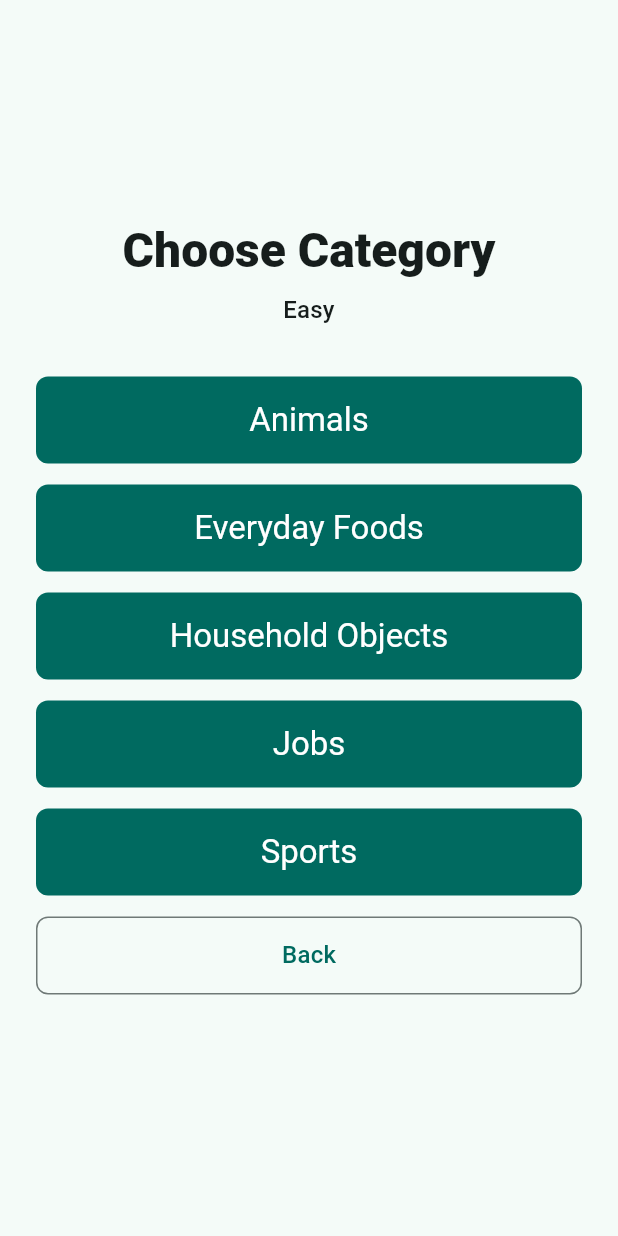
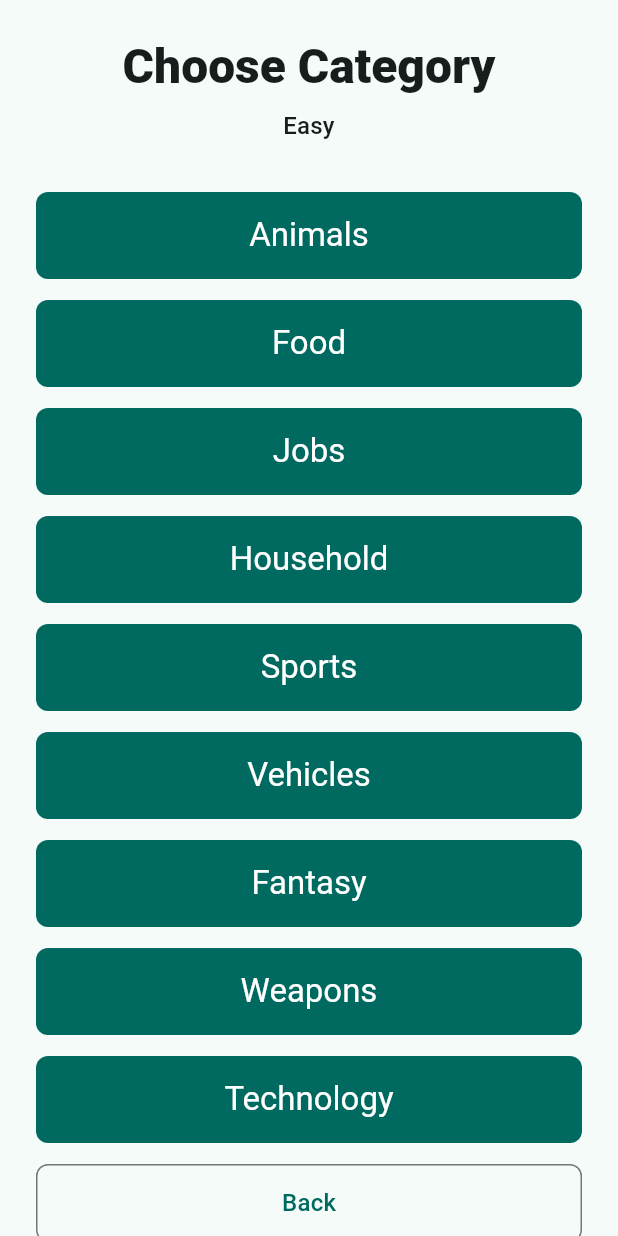
Before and after one commit to JDCRecomendable/vr-word-selector, a Flutter app: the screen it shows after launch, after a tap on "Easy", on a phone screen of 412 x 824 dp. Run offline on Flutter 3.47's test engine with Material 3 defaults, Android fonts, the phone set to English and light mode, and no system bars.

Commit message:
feat: Dynamically identify categories from phrases.json
At a bare minimum, the "Animals" category must always be present.

```diff
--- a/assets/phrases.json
+++ b/assets/phrases.json
@@ -1,17 +1,21 @@
 {
   "Nouns": {
-    "Animals": ["Cat", "Dog", "Rabbit", "Penguin", "Dolphin"],
-    "Everyday Foods": ["Apple", "Bread", "Soup", "Sandwich", "Pancake"],
-    "Household Objects": ["Chair", "Lamp", "Pillow", "Bookshelf", "Doormat"],
-    "Jobs": ["Teacher", "Doctor", "Chef", "Mechanic", "Librarian"],
-    "Sports": ["Soccer", "Tennis", "Swimming", "Cycling", "Volleyball"]
+    "Animals": ["bear", "crocodile", "dog", "dolphin", "elephant", "flamingo", "fox", "giraffe", "kangaroo", "kiwi", "lion", "owl", "panda", "penguin", "rhino", "shark", "tiger", "whale", "wolf", "zebra"],
+    "Food": ["apple", "banana", "bread", "burger", "cheese", "chocolate", "curry", "donut", "dumpling", "ice-cream", "pancake", "pasta", "pizza", "salad", "sandwich", "soup", "steak", "sushi", "taco", "waffle"],
+    "Jobs": ["apron", "book", "chef", "clipboard", "doctor", "farmer", "firefighter", "hammer", "handcuffs", "hose", "ladder", "mask", "policeman", "screwdriver", "shovel", "suitcase", "syringe", "thermometer", "tire", "wrench"],
+    "Household": ["bed", "blanket", "chair", "clock", "couch", "curtain", "fan", "fork", "kettle", "lamp", "microwave", "mirror", "pillow", "refrigerator", "rug", "spoon", "table", "toaster", "toothbrush", "tv"],
+    "Sports": ["arrow", "ball", "bat", "bike", "dart", "flag", "frisbee", "glove", "goggles", "helmet", "hoop", "medal", "net", "racket", "referee", "snowboard", "stopwatch", "target", "trophy", "whistle"],
+    "Vehicles": ["ambulance", "bicycle", "blimp", "boat", "bus", "canoe", "car", "gondola", "helicopter", "motorcycle", "plane", "scooter", "skateboard", "spaceship", "submarine", "tank", "taxi", "train", "tram", "truck"],
+    "Fantasy": ["alien", "angel", "cyclops", "demon", "dragon", "dwarf", "elf", "fairy", "genie", "ghost", "giant", "goblin", "mermaid", "phoenix", "robot", "unicorn", "vampire", "werewolf", "wizard", "zombie"],
+    "Weapons": ["axe", "baton", "bazooka", "boomerang", "bow", "cannon", "crossbow", "dagger", "grenade", "gun", "hammer", "lance", "mine", "scythe", "shield", "slingshot", "spear", "sword", "trident", "whip"],
+    "Technology": ["battery", "cable", "calculator", "camera", "drone", "flashlight", "headphones", "keyboard", "laptop", "microphone", "mouse", "phone", "printer", "projector", "remote", "robot", "router", "satellite", "speaker", "usb-stick"]
   },
   "Adjectives": {
-    "Generic": ["Tiny", "Shiny", "Noisy", "Colorful", "Wobbly"],
-    "Emotional": ["Joyful", "Grumpy", "Nervous", "Excited", "Lonely"]
+    "Generic": ["blue", "colourful", "electric", "fast", "fat", "futuristic", "giant", "gold", "hairy", "haunted", "new", "old", "pink", "purple", "skinny", "slow", "spicy", "spiky", "steampunk", "sticky", "tiny", "wet"],
+    "Emotional": ["angry", "anxious", "bored", "calm", "confused", "disgusted", "embarrassed", "flirty", "happy", "sad", "scared", "sleepy"]
   },
   "Gerunds": {
-    "Generic": ["Balancing", "Spinning", "Jumping", "Carrying", "Stacking"],
-    "Emotional": ["Celebrating", "Worrying", "Sulking", "Panicking", "Cheering"]
+    "Generic": ["bouncing", "climbing", "dancing", "dying", "exploding", "exploring", "falling", "flying", "freezing", "glowing", "growing", "jumping", "listening", "melting", "rolling", "rotting", "shouting", "shrinking", "singing", "sliding", "sparkling", "spinning", "swimming", "teleporting", "whispering"],
+    "Emotional": ["blushing", "celebrating", "cringing", "crying", "escaping", "frowning", "hiding", "laughing", "sleeping", "yawning"]
   }
 }
--- a/lib/main.dart
+++ b/lib/main.dart
@@ -10,19 +10,13 @@ void main() {
 
 const List<String> difficulties = ['Easy', 'Medium', 'Hard'];
 
-const List<String> categories = [
-  'Animals',
-  'Everyday Foods',
-  'Household Objects',
-  'Jobs',
-  'Sports',
-];
-
 const String genericBucket = 'Generic';
 const String emotionalBucket = 'Emotional';
+const String requiredAnimalCategory = 'Animals';
 
 class PhraseData {
   const PhraseData({
+    required this.categories,
     required this.nounsByCategory,
     required this.genericAdjectives,
     required this.emotionalAdjectives,
@@ -30,6 +24,7 @@ class PhraseData {
     required this.emotionalGerunds,
   });
 
+  final List<String> categories;
   final Map<String, List<String>> nounsByCategory;
   final List<String> genericAdjectives;
   final List<String> emotionalAdjectives;
@@ -68,11 +63,7 @@ PhraseData parsePhraseData(String jsonText) {
     throw const PhraseLoadException('Phrase data must be a JSON object.');
   }
 
-  final nouns = _readStringListsByKey(
-    decoded,
-    sectionName: 'Nouns',
-    requiredKeys: categories,
-  );
+  final nouns = _readNounLists(decoded);
   final adjectives = _readStringListsByKey(
     decoded,
     sectionName: 'Adjectives',
@@ -85,6 +76,7 @@ PhraseData parsePhraseData(String jsonText) {
   );
 
   return PhraseData(
+    categories: List<String>.unmodifiable(nouns.keys),
     nounsByCategory: nouns,
     genericAdjectives: adjectives[genericBucket]!,
     emotionalAdjectives: adjectives[emotionalBucket]!,
@@ -93,10 +85,39 @@ PhraseData parsePhraseData(String jsonText) {
   );
 }
 
+Map<String, List<String>> _readNounLists(Map<String, dynamic> json) {
+  final nouns = _readStringListsFromSection(json, sectionName: 'Nouns');
+
+  if (nouns.isEmpty) {
+    throw const PhraseLoadException('Nouns needs at least one category.');
+  }
+
+  if (!nouns.containsKey(requiredAnimalCategory)) {
+    throw const PhraseLoadException('Nouns must include Animals.');
+  }
+
+  return nouns;
+}
+
 Map<String, List<String>> _readStringListsByKey(
   Map<String, dynamic> json, {
   required String sectionName,
   required List<String> requiredKeys,
+}) {
+  final section = _readStringListsFromSection(json, sectionName: sectionName);
+
+  for (final key in requiredKeys) {
+    if (!section.containsKey(key)) {
+      throw PhraseLoadException('Missing phrase list for $sectionName $key.');
+    }
+  }
+
+  return {for (final key in requiredKeys) key: section[key]!};
+}
+
+Map<String, List<String>> _readStringListsFromSection(
+  Map<String, dynamic> json, {
+  required String sectionName,
 }) {
   final rawSection = json[sectionName];
   if (rawSection is! Map<String, dynamic>) {
@@ -105,8 +126,15 @@ Map<String, List<String>> _readStringListsByKey(
 
   final section = <String, List<String>>{};
 
-  for (final key in requiredKeys) {
-    final rawList = rawSection[key];
+  for (final entry in rawSection.entries) {
+    final key = entry.key.trim();
+    if (key.isEmpty) {
+      throw PhraseLoadException(
+        '$sectionName category names must be non-empty.',
+      );
+    }
+
+    final rawList = entry.value;
     if (rawList is! List<dynamic>) {
       throw PhraseLoadException('Missing phrase list for $sectionName $key.');
     }
@@ -430,7 +458,7 @@ class _WordChooserPageState extends State<WordChooserPage> {
       title: 'Choose Category',
       subtitle: _selectedDifficulty ?? '',
       children: [
-        for (final category in categories)
+        for (final category in widget.phraseData.categories)
           _PrimaryButton(
             label: category,
             onPressed: () => _selectCategory(category),
```
Also changed, not shown: 1 other file.
